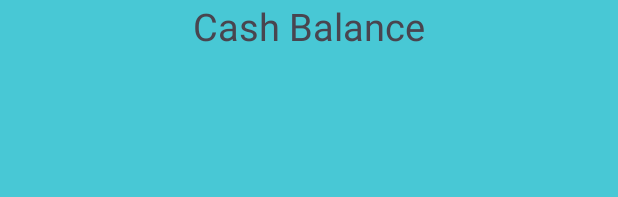
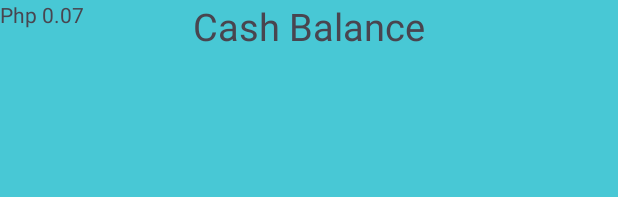
Before and after one commit to Jono-A/MP3CashApp, an Android app: the layout activity_welcome.xml on its own in the app's theme, with its tools: preview values and no code run, on a phone screen of 412 x 824 dp. Shown: the top 197 px of the screen. Run offline under Robolectric (Android 15) with nearby library versions, the phone set to English and light mode, and no system bars.

Commit message:
Merge remote-tracking branch 'origin/master'
# Conflicts:
#	app/src/main/res/layout/activity_welcome.xml

```diff
--- a/app/src/main/res/layout/activity_splash.xml
+++ b/app/src/main/res/layout/activity_splash.xml
@@ -22,7 +22,6 @@
         android:layout_width="wrap_content"
         android:layout_height="wrap_content"
         android:layout_marginStart="80dp"
-        android:style="@style/TextAppearance.Material3.HeadlineLarge"
         android:text="Cash App"
         android:textColor="@color/black"
         android:textSize="56sp"
--- a/app/src/main/res/layout/activity_welcome.xml
+++ b/app/src/main/res/layout/activity_welcome.xml
@@ -17,6 +17,18 @@
         app:layout_constraintStart_toStartOf="parent"
         app:layout_constraintEnd_toEndOf="parent"
         app:layout_constraintHorizontal_bias="0.5" />
+
+    <TextView
+        android:id="@+id/Pesos"
+        android:layout_width="wrap_content"
+        android:layout_height="wrap_content"
+        android:text="Php 0.07"
+        app:layout_constraintEnd_toEndOf="50dp"
+        app:layout_constraintHorizontal_bias="0.5"
+        app:layout_constraintStart_toStartOf="50dp"
+        app:layout_constraintTop_toTopOf="50dp">
+
+    </TextView>
 
     <Button
         android:id="@+id/scanButton"
```
